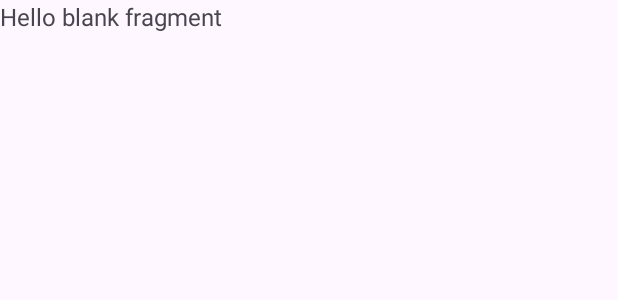
After one commit to Claraindriani1764/TA_PM1_IF22DX_RISFARA, an Android app: the layout fragment_btn_next.xml on its own in the app's theme, with its tools: preview values and no code run, on a phone screen of 412 x 824 dp. The commit adds this screen. Shown: the top 300 px of the screen. Run offline under Robolectric (Android 15) with nearby library versions, the phone set to English and light mode, and no system bars.

Commit message:
master: menambahkan fragment untuk button next selengkapnya

```diff
--- /dev/null
+++ b/PROGRAM/app/src/main/res/layout/fragment_btn_next.xml
@@ -0,0 +1,14 @@
+<?xml version="1.0" encoding="utf-8"?>
+<FrameLayout xmlns:android="http://schemas.android.com/apk/res/android"
+    xmlns:tools="http://schemas.android.com/tools"
+    android:layout_width="match_parent"
+    android:layout_height="match_parent"
+    tools:context=".BtnNextFragment">
+
+    <!-- TODO: Update blank fragment layout -->
+    <TextView
+        android:layout_width="match_parent"
+        android:layout_height="match_parent"
+        android:text="@string/hello_blank_fragment" />
+
+</FrameLayout>
--- a/PROGRAM/app/src/main/res/values/strings.xml
+++ b/PROGRAM/app/src/main/res/values/strings.xml
@@ -5,4 +5,6 @@
     <string name="hello_spesies">Hello Spesies Fragment</string>
     <string name="hello_home">Hello home Fragment</string>
     <string name="isiTextHome">Indonesia merupakan negara kepulauan terbesar di dunia dengan garis pantai sepanjang 90.972 km. Luas laut Indonesia mencapai 3.257.357 km2, jauh lebih luas dibandingkan daratannya yang hanya 1.904.569 km2. Hal ini menjadikan Indonesia sebagai negara maritim dengan potensi kelautan yang sangat besar.</string>
+    <!-- TODO: Remove or change this placeholder text -->
+    <string name="hello_blank_fragment">Hello blank fragment</string>
 </resources>
```
Also changed, not shown: PROGRAM/app/src/main/java/com/uti/seacare/BtnNextFragment.kt (added, +59 -0 lines).
